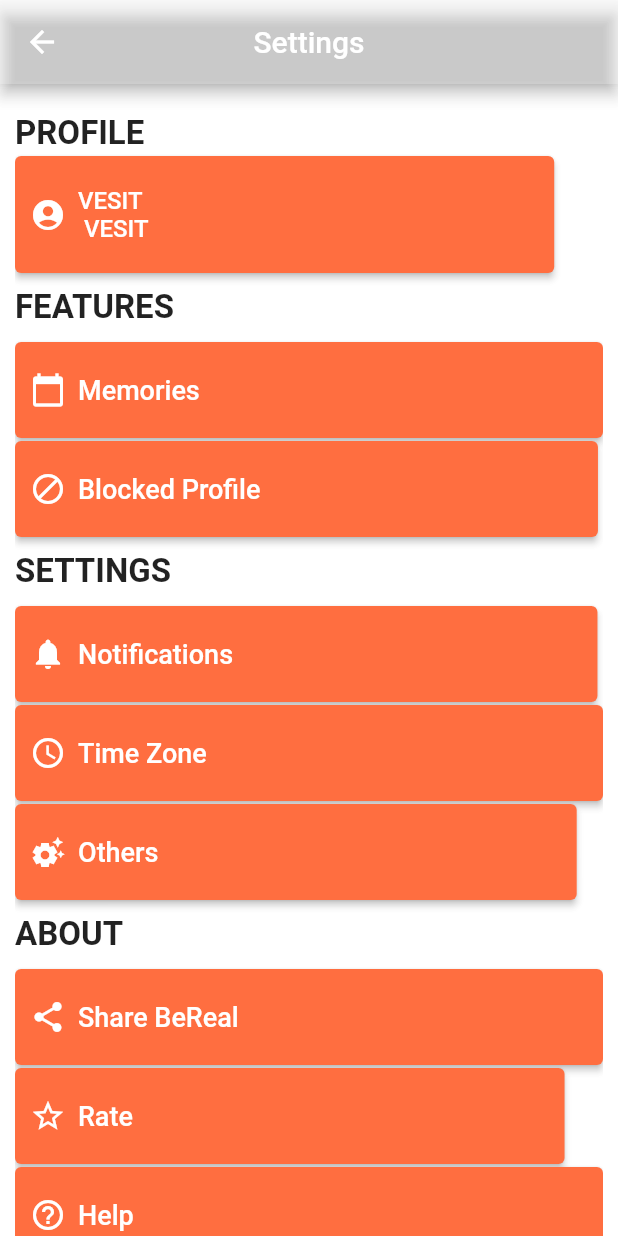
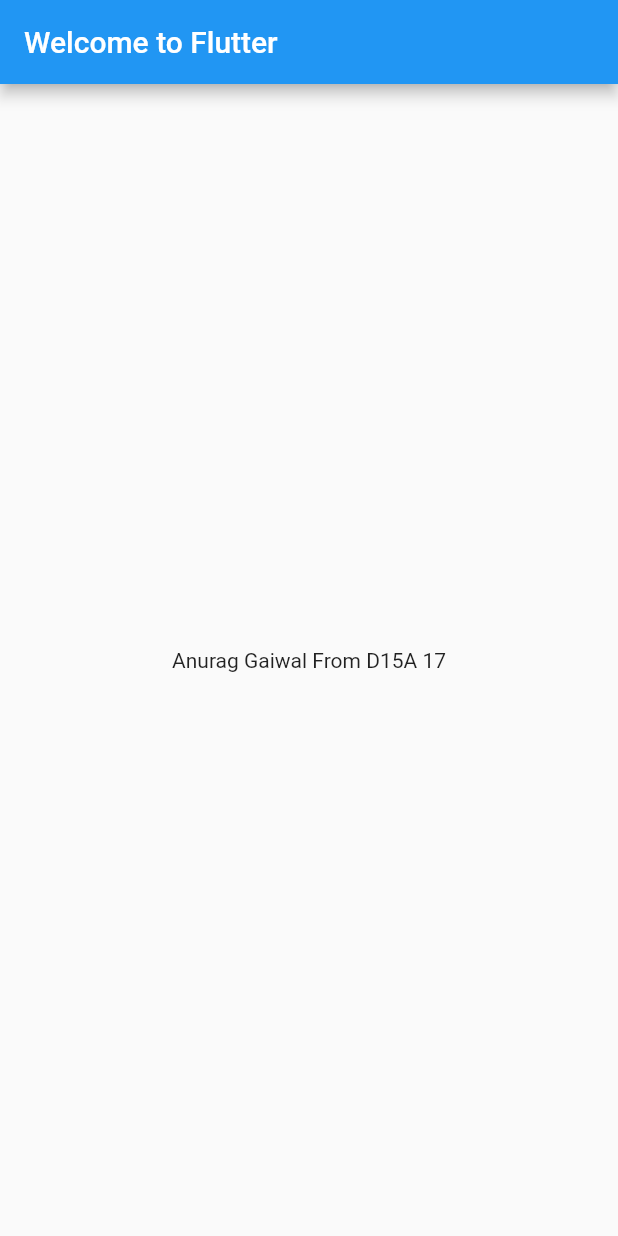
Before and after one commit to Anurag-Gaiwal/MPL-Exp1-Hello-World, a Flutter app: the screen it shows after launch, on a phone screen of 412 x 824 dp. Run offline on Flutter 3.47's test engine with Material 2 defaults, Android fonts, the phone set to English and light mode, and no system bars.

Commit message:
Hello Anurag in main.dart

```diff
--- a/StudioProjects/untitled3/lib/main.dart
+++ b/StudioProjects/untitled3/lib/main.dart
@@ -1,193 +1,19 @@
 import 'package:flutter/material.dart';
-
 void main() {
-  runApp(AccountApp());
+  runApp(const MyApp());
 }
-
-class AccountApp extends StatelessWidget {
+class MyApp extends StatelessWidget {
+  const MyApp({Key? key}) : super(key: key);
   @override
   Widget build(BuildContext context) {
     return MaterialApp(
-      home: Account(),
-    );
-  }
-}
-
-class Account extends StatelessWidget {
-  const Account({Key? key}) : super(key: key);
-
-  @override
-  Widget build(BuildContext context) {
-    return Scaffold(
-      backgroundColor: Colors.white24,
-      appBar: AppBar(
-        centerTitle: true,
-        backgroundColor: Colors.white24,
-        leading: IconButton(
-          onPressed: () {
-            Navigator.pop(context);
-          },
-          icon: Icon(Icons.arrow_back),
+      title: 'Welcome to Flutter',
+      home: Scaffold(
+        appBar: AppBar(
+          title: const Text('Welcome to Flutter'),
         ),
-        title: Text(
-          "Settings",
-          style: TextStyle(color: Colors.white),
-        ),
-      ),
-      body: SafeArea(
-        child: Padding(
-          padding: EdgeInsets.fromLTRB(10, 20, 10, 0),
-          child: SingleChildScrollView(
-            child: Column(
-              crossAxisAlignment: CrossAxisAlignment.start,
-              children: [
-                _buildSectionHeader("PROFILE"),
-                SizedBox(height: 2),
-                _buildProfileButton(
-                  label: "VESIT\n VESIT \t\t \t\t",
-                  onPressed: () {
-                    print("You pressed Profile Button");
-                  },
-                ),
-                SizedBox(height: 10),
-                _buildSectionHeader("FEATURES"),
-                SizedBox(height: 10),
-                _buildFeatureButton(
-                  label: "Memories \t \t \t \t \t \t \t \t \t \t \t \t",
-                  icon: Icons.calendar_today,
-                  onPressed: () {
-                    print("You pressed Memories Button");
-                  },
-                ),
-                SizedBox(height: 2),
-                _buildFeatureButton(
-                  label: "Blocked Profile",
-                  icon: Icons.block,
-                  onPressed: () {
-                    print("You pressed Blocked Profile Button");
-                  },
-                ),
-                SizedBox(height: 10),
-                _buildSectionHeader("SETTINGS"),
-                SizedBox(height: 10),
-                _buildFeatureButton(
-                  label: "Notifications \t \t",
-                  icon: Icons.notifications,
-                  onPressed: () {
-                    print("You pressed Notifications Button");
-                  },
-                ),
-                SizedBox(height: 2),
-                _buildFeatureButton(
-                  label: "Time Zone \t \t \t \t \t \t \t \t \t \t   ",
-                  icon: Icons.access_time,
-                  onPressed: () {
-                    print("You pressed Time Zone Button");
-                  },
-                ),
-                SizedBox(height: 2),
-                _buildFeatureButton(
-                  label: "Others \t \t\t\t\t\t\t\t\t\t",
-                  icon: Icons.settings_suggest,
-                  onPressed: () {
-                    print("You pressed Others Button");
-                  },
-                ),
-                SizedBox(height: 10),
-                _buildSectionHeader("ABOUT"),
-                SizedBox(height: 10),
-                _buildFeatureButton(
-                  label: "Share BeReal\t \t \t",
-                  icon: Icons.share,
-                  onPressed: () {
-                    print("You pressed Share BeReal Button");
-                  },
-                ),
-                SizedBox(height: 2),
-                _buildFeatureButton(
-                  label: "Rate \t\t\t\t \t \t  \t  ",
-                  icon: Icons.star_outline,
-                  onPressed: () {
-                    print("You pressed Rate Button");
-                  },
-                ),
-                SizedBox(height: 2),
-                _buildFeatureButton(
-                  label: "Help \t \t \t \t \t \t \t \t \t \t  \t \t \t   ",
-                  icon: Icons.help_outline,
-                  onPressed: () {
-                    print("You pressed Help Button");
-                  },
-                ),
-                SizedBox(height: 2),
-                _buildFeatureButton(
-                  label: "About \t \t\t\t\t\t\t\t\t\t",
-                  icon: Icons.info,
-                  onPressed: () {
-                    print("You pressed About Button");
-                  },
-                ),
-              ],
-            ),
-          ),
-        ),
-      ),
-    );
-  }
-
-  Widget _buildSectionHeader(String title) {
-    return Row(
-      children: [
-        Text(
-          title,
-          style: TextStyle(fontSize: 22, fontWeight: FontWeight.bold),
-        ),
-        VerticalDivider(
-          color: Colors.transparent,
-          thickness: 1,
-          width: 10, // Adjust the width as needed
-        ),
-      ],
-    );
-  }
-
-  Widget _buildProfileButton({required String label, required VoidCallback onPressed}) {
-    return Align(
-      alignment: Alignment.topLeft,
-      child: ElevatedButton.icon(
-        onPressed: onPressed,
-        icon: Icon(
-          Icons.account_circle,
-          color: Colors.white,
-        ),
-        label: Text(
-          label,
-          style: TextStyle(color: Colors.white, fontSize: 16),
-        ),
-        style: ElevatedButton.styleFrom(
-          backgroundColor: Colors.deepOrangeAccent,
-          padding: EdgeInsets.fromLTRB(10, 20, 247, 20),
-        ),
-      ),
-    );
-  }
-
-  Widget _buildFeatureButton({required String label, required IconData icon, required VoidCallback onPressed}) {
-    return Align(
-      alignment: Alignment.topLeft,
-      child: ElevatedButton.icon(
-        onPressed: onPressed,
-        icon: Icon(
-          icon,
-          color: Colors.white,
-        ),
-        label: Text(
-          label,
-          style: TextStyle(color: Colors.white, fontSize: 18),
-        ),
-        style: ElevatedButton.styleFrom(
-          backgroundColor: Colors.deepOrangeAccent,
-          padding: EdgeInsets.fromLTRB(10, 20, 225, 20),
+        body: const Center(
+          child: Text('Anurag Gaiwal From D15A 17'),
         ),
       ),
     );
```
